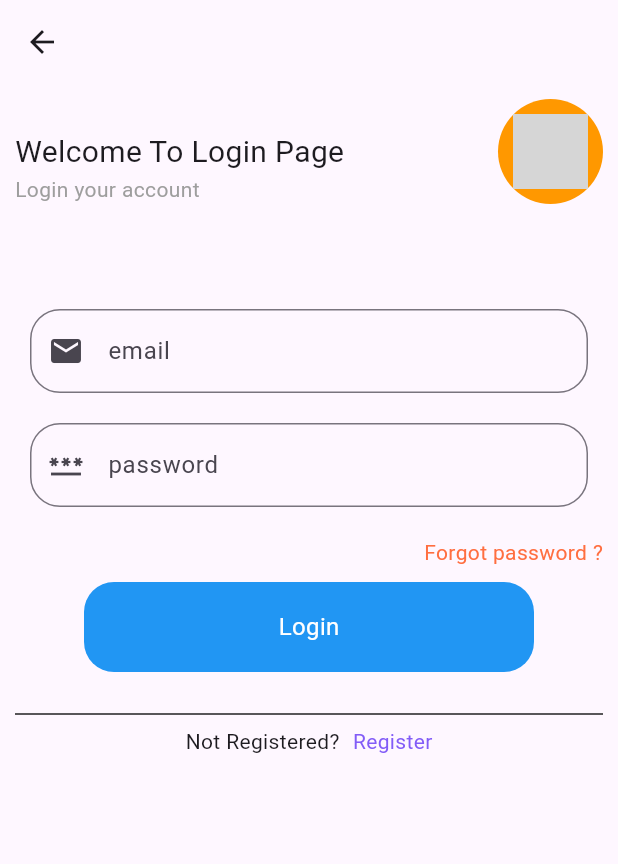
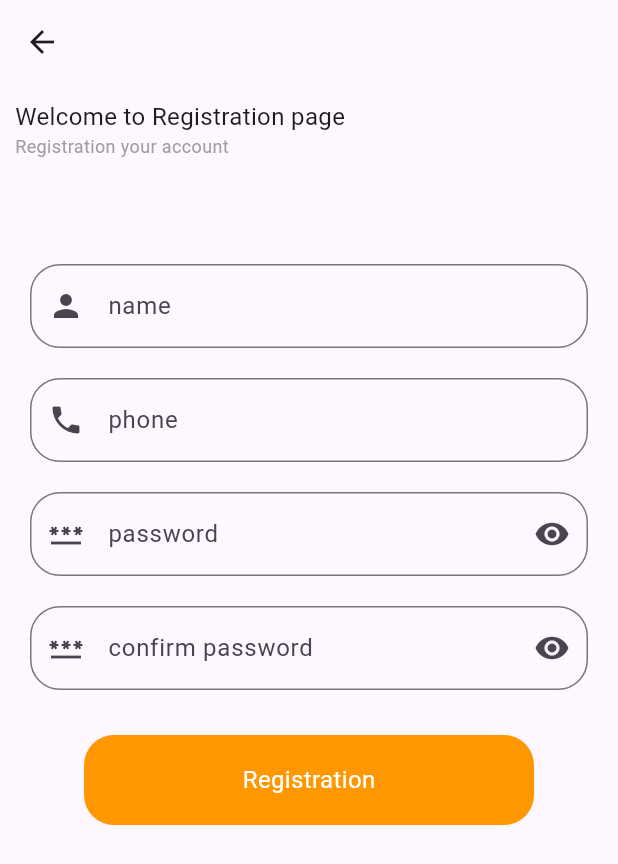
Before and after one commit to mdmehedidesktop-dotcom/Custtom_Card, a Flutter app: the screen it shows after launch, on a phone screen of 412 x 824 dp. Shown: the top 864 px of the screen. Run offline on Flutter 3.47's test engine with Material 3 defaults, Android fonts, the phone set to English and light mode, and no system bars; grey boxes are pictures that could not be loaded.

Commit message:
Update project

```diff
--- a/lib/main.dart
+++ b/lib/main.dart
@@ -1,3 +1,4 @@
+import 'package:custom_button/screen/RegScreen.dart';
 import 'package:custom_button/screen/screen.dart';
 import 'package:flutter/material.dart';
 void main(){
@@ -9,7 +10,7 @@ class Myapp extends StatelessWidget {
   @override
   Widget build(BuildContext context) {
     return MaterialApp(debugShowCheckedModeBanner: false,
-    home: LoginScreen() ,
+    home: RegsScreen() ,
     );
   }
 }
--- /dev/null
+++ b/lib/screen/RegScreen.dart
@@ -0,0 +1,38 @@
+import 'package:flutter/material.dart';
+
+import 'Custtom_button.dart';
+import 'TextField.dart';
+class RegsScreen extends StatefulWidget {
+  const RegsScreen({super.key});
+
+  @override
+  State<RegsScreen> createState() => _RegsScreenState();
+}
+
+class _RegsScreenState extends State<RegsScreen> {
+  @override
+  Widget build(BuildContext context) {
+    return Scaffold(
+      appBar: AppBar(leading: Icon(Icons.arrow_back),),
+      body: Padding(padding: EdgeInsetsGeometry.all(10),
+        child: Column(
+          crossAxisAlignment: CrossAxisAlignment.start,
+          children: [
+            Text("Welcome to Registration page",style: TextStyle(fontSize: 16),),
+            Text("Registration your account ",style: TextStyle(fontSize: 12,color: Colors.grey),),
+            SizedBox(height: 60,),
+            MyTextField(email: TextEditingController(), hint: 'name', mLine: 1, icon: Icons.person, suffixIcon: null,),
+            MyTextField(email: TextEditingController(), hint: 'phone', mLine: 1, icon: Icons.phone, suffixIcon: null,),
+            MyTextField(email: TextEditingController(), hint: 'password', mLine: 1, icon: Icons.password, suffixIcon: Icons.remove_red_eye,),
+            MyTextField(email: TextEditingController(), hint: 'confirm password', mLine: 1, icon: Icons.password, suffixIcon: Icons.remove_red_eye,),
+            SizedBox(height: 20,),
+           Center(
+             child:  CusttomButton(color: Colors.orange, onTap: () {  }, title: 'Registration', height: 60, width: 300, textColor: Colors.white,),
+           )
+          ],
+        ),
+      )
+
+    );
+  }
+}
```
